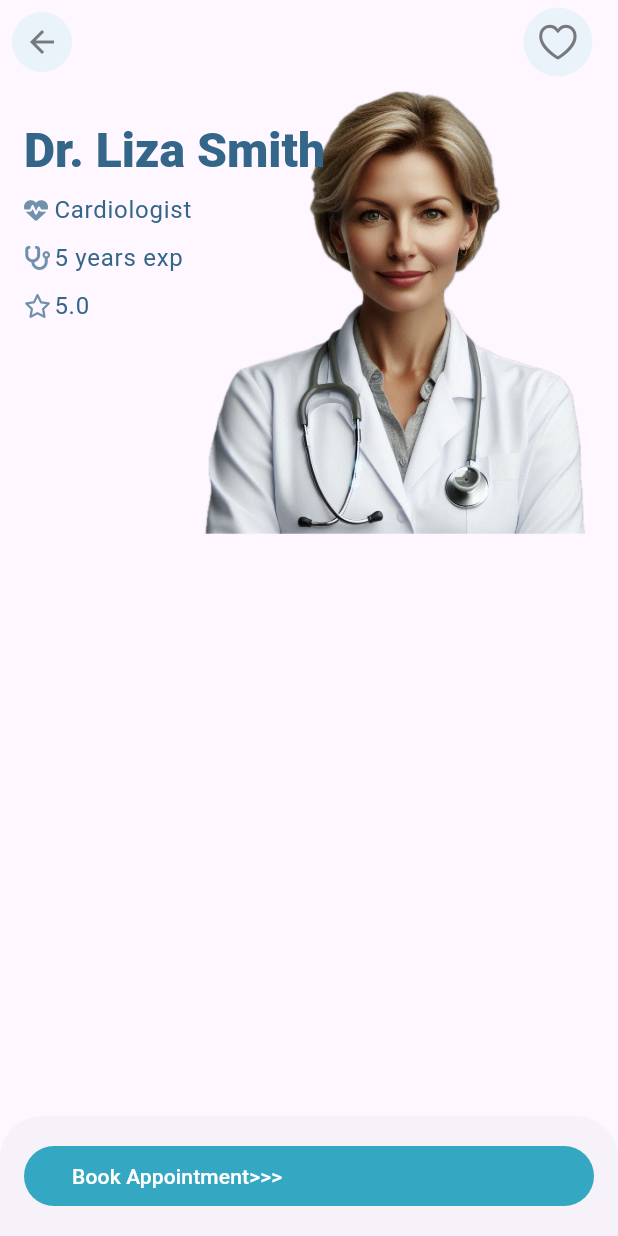
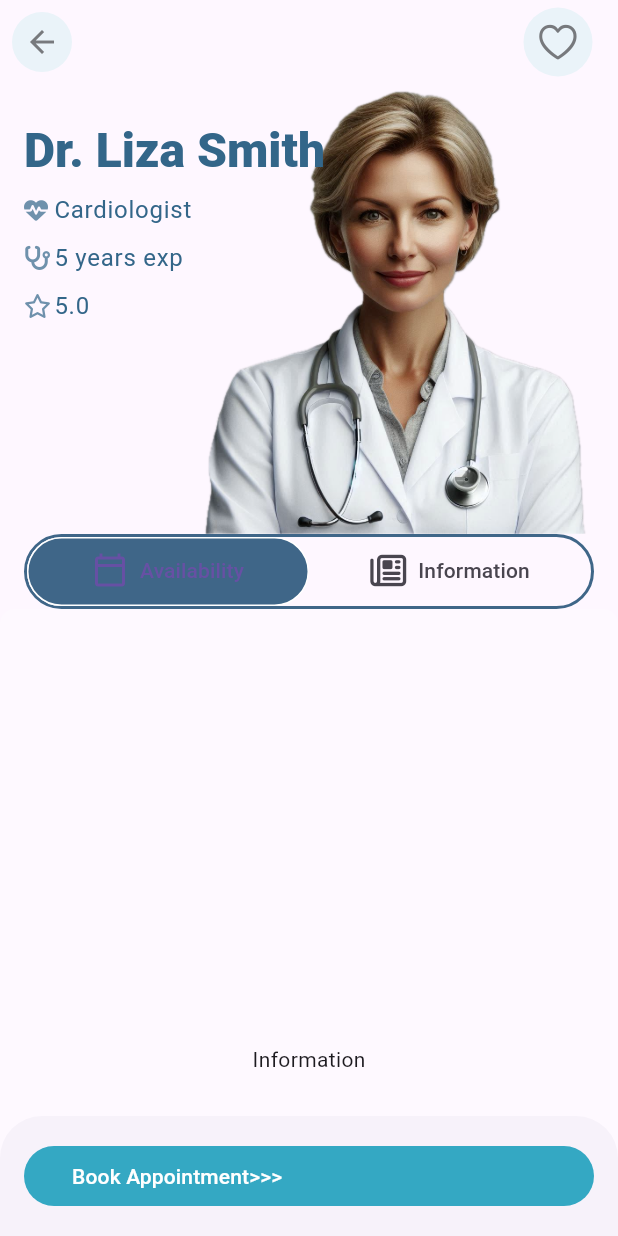
Before and after one commit to borysmatveichuk/ui_telemedicine_app, a Flutter app: the screen it shows after launch, after a tap on "Pulmonologist", on a phone screen of 412 x 824 dp. Run offline on Flutter 3.47's test engine with Material 3 defaults, Android fonts, the phone set to English and light mode, and no system bars; our stand-ins replace flutter_riverpod, font_awesome_flutter, go_router, google_fonts; generated files the repository leaves out were written again; Roboto replaces fonts that are missing (Gantari).

Commit message:
TabBar customization

```diff
--- a/lib/presentation/pages/doctor_details/doctor_details_page.dart
+++ b/lib/presentation/pages/doctor_details/doctor_details_page.dart
@@ -5,10 +5,36 @@ import 'package:ui_telemedicine_app/theme/app_color_extension.dart';
 import 'package:ui_telemedicine_app/utils/context_ext.dart';
 import 'package:ui_telemedicine_app/utils/images.dart';
 
-class DoctorDetailsPage extends StatelessWidget {
+class DoctorDetailsPage extends StatefulWidget {
   const DoctorDetailsPage({super.key, required this.id});
 
   final String id;
+
+  @override
+  State<DoctorDetailsPage> createState() => _DoctorDetailsPageState();
+}
+
+class _DoctorDetailsPageState extends State<DoctorDetailsPage>
+    with TickerProviderStateMixin {
+  late final TabController _tabController;
+  int _selectedIndex = 1;
+
+  @override
+  void initState() {
+    super.initState();
+    _tabController = TabController(length: 2, vsync: this);
+    _tabController.addListener(() {
+      setState(() {
+        _selectedIndex = _tabController.index;
+      });
+    });
+  }
+
+  @override
+  void dispose() {
+    _tabController.dispose();
+    super.dispose();
+  }
 
   @override
   Widget build(BuildContext context) {
@@ -123,9 +149,83 @@ class DoctorDetailsPage extends StatelessWidget {
                 ],
               ),
             ),
+            Padding(
+              padding: const EdgeInsets.symmetric(horizontal: 16),
+              child: Container(
+                height: 50,
+                decoration: BoxDecoration(
+                  border: Border.all(color: appColors.primary, width: 2),
+                  borderRadius: BorderRadius.circular(32),
+                ),
+                child: TabBar(
+                    controller: _tabController,
+                    indicator: BoxDecoration(
+                      color: appColors.primary,
+                      borderRadius: BorderRadius.circular(32),
+                      border: Border.all(color: Colors.white, width: 1),
+                    ),
+                    dividerHeight: 0,
+                    indicatorSize: TabBarIndicatorSize.tab,
+                    tabs: [
+                      Tab(
+                        child: Row(
+                          mainAxisAlignment: MainAxisAlignment.center,
+                          children: [
+                            FaIcon(Icons.calendar_today_outlined),
+                            const SizedBox(width: 8),
+                            Text('Availability'),
+                          ],
+                        ),
+                      ),
+                      Tab(
+                        child: Row(
+                          mainAxisAlignment: MainAxisAlignment.center,
+                          children: [
+                            FaIcon(FontAwesomeIcons.newspaper),
+                            const SizedBox(width: 8),
+                            Text('Information'),
+                          ],
+                        ),
+                      ),
+                    ]),
+              ),
+            ),
+            SizedBox(
+              height: 600,
+              child: TabBarView(
+                controller: _tabController,
+                children: [
+                  SampleWidget(label: 'Information', color: Colors.white24),
+                  SampleWidget(label: 'Availability', color: Colors.white24),
+                ],
+              ),
+            ),
           ],
         ),
       ),
     );
   }
 }
+
+class SampleWidget extends StatelessWidget {
+  const SampleWidget({
+    super.key,
+    required this.label,
+    required this.color,
+  });
+
+  final String label;
+  final Color color;
+
+  @override
+  Widget build(BuildContext context) {
+    return Container(
+      alignment: Alignment.center,
+      decoration: BoxDecoration(
+        color: color,
+        borderRadius: const BorderRadius.vertical(top: Radius.circular(10)),
+      ),
+      child: Text(label),
+    );
+  }
+}
```
